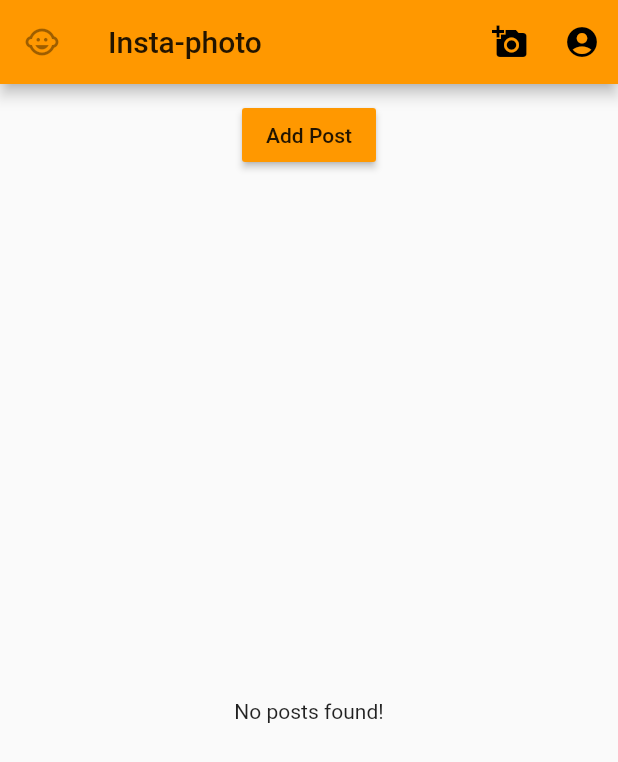
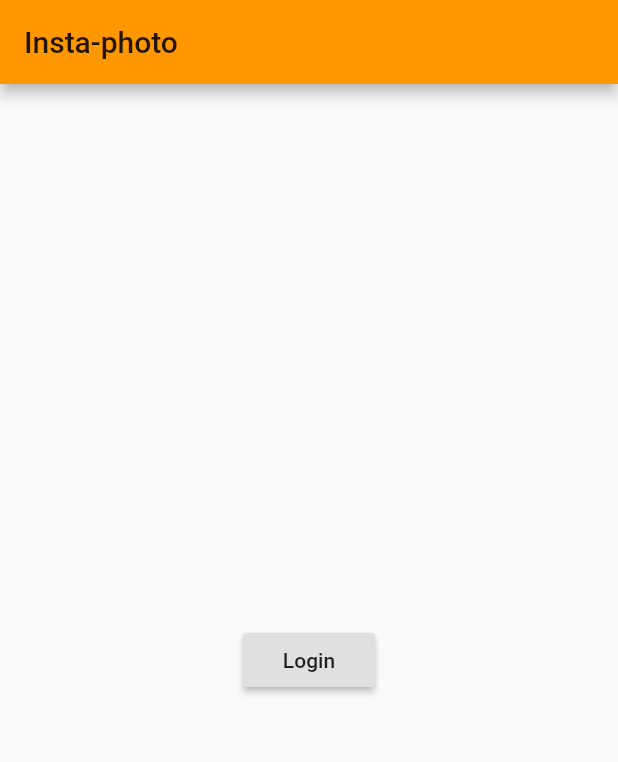
Before and after one commit to kziechmann/Flutter_UMF, a Flutter app: the screen it shows after launch, on a phone screen of 412 x 824 dp. Shown: the top 762 px of the screen. Run offline on Flutter 3.47's test engine with Material 2 defaults, Android fonts, the phone set to English and light mode, and no system bars.

Commit message:
Created dummy auth page set to home.

```diff
--- a/lib/main.dart
+++ b/lib/main.dart
@@ -1,5 +1,5 @@
 import 'package:flutter/material.dart';
-import './pages/home.dart';
+import './pages/auth.dart';
 
 void main() => runApp(MyApp());
 
@@ -13,7 +13,7 @@ class MyApp extends StatelessWidget {
         accentColor: Colors.orange,
 
       ),
-      home: HomePage(),
+      home: AuthPage(),
     );
   }
 }
--- /dev/null
+++ b/lib/pages/auth.dart
@@ -0,0 +1,26 @@
+import 'package:flutter/material.dart';
+import 'posts.dart';
+
+
+class AuthPage extends StatelessWidget{
+  @override
+    Widget build(BuildContext context) {
+      return Scaffold(
+        appBar: AppBar(
+        title: Text('Insta-photo'),
+      ),
+        body: Center(
+          child: RaisedButton(
+            child:Text('Login'),
+            onPressed: () {
+              Navigator.pushReplacement(
+                context,
+                MaterialPageRoute(
+                  builder: (BuildContext context) => PostsPage()),
+                );
+            },
+          ),
+        ),
+      );
+    }
+}
--- a/lib/pages/home.dart
+++ b/lib/pages/posts.dart
@@ -2,7 +2,7 @@ import 'package:flutter/material.dart';
 import '../post_manager.dart';
 
 
-class HomePage extends StatelessWidget{
+class PostsPage extends StatelessWidget{
   @override
     Widget build(BuildContext context) {
       return Scaffold(
```
Also changed, not shown: lib/pages/post.dart (+8 -2 lines).
